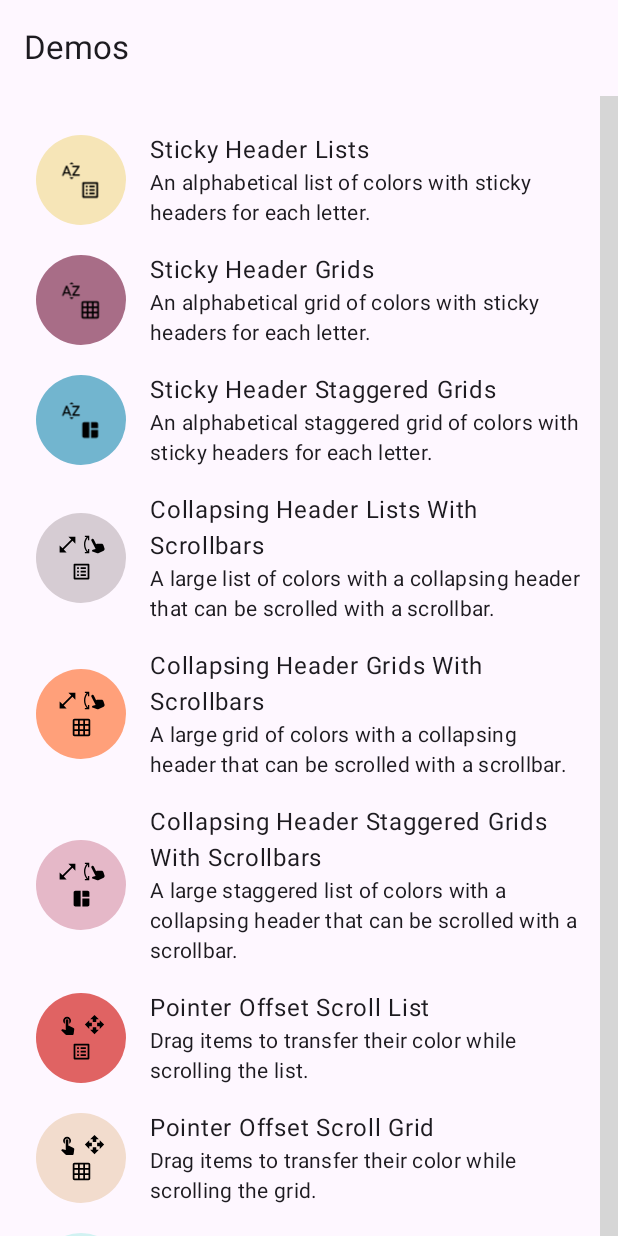
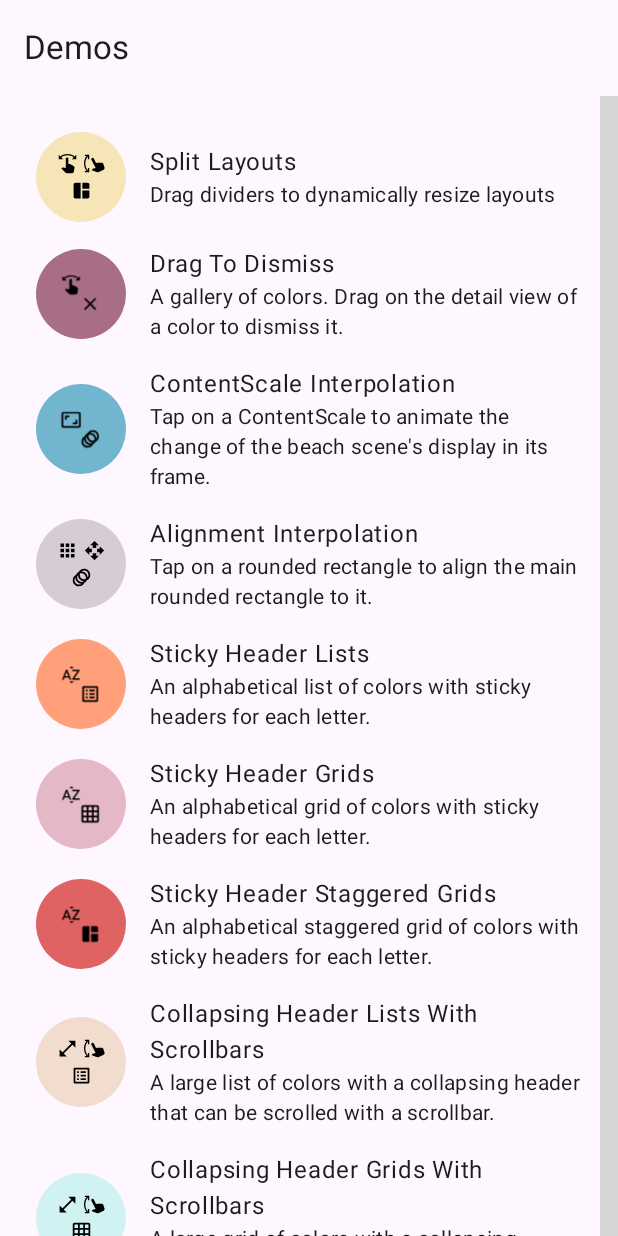
Before and after one commit to tunjid/composables, an Android app built with Jetpack Compose: the screen it shows after launch (MainActivity), on a phone screen of 412 x 824 dp. Run offline under Robolectric (Android 15) with nearby library versions, the phone set to English and light mode, and no system bars; libraries missing offline, so code that uses them is left out: com.tunjid.composables; 3 statements that could not run were skipped; grey boxes are pictures that could not be loaded.

Commit message:
Add SplitLayout

```diff
--- a/library/composables/src/commonMain/kotlin/com/tunjid/composables/lazy/grid/Indices.kt
+++ b/library/composables/src/commonMain/kotlin/com/tunjid/composables/lazy/grid/Indices.kt
@@ -21,7 +21,7 @@ import androidx.compose.foundation.lazy.grid.LazyGridItemInfo
 import androidx.compose.foundation.lazy.grid.LazyGridState
 import androidx.compose.runtime.LaunchedEffect
 import com.tunjid.composables.lazy.interpolatedFirstItemIndex
-import com.tunjid.composables.scrollbars.valueOf
+import com.tunjid.composables.valueOf
 
 /**
  * Linearly interpolates the index for the first item to smoothly match the
--- a/library/composables/src/commonMain/kotlin/com/tunjid/composables/lazy/staggeredgrid/Indices.kt
+++ b/library/composables/src/commonMain/kotlin/com/tunjid/composables/lazy/staggeredgrid/Indices.kt
@@ -20,7 +20,7 @@ import androidx.compose.foundation.lazy.staggeredgrid.LazyStaggeredGridItemInfo
 import androidx.compose.foundation.lazy.staggeredgrid.LazyStaggeredGridState
 import androidx.compose.runtime.LaunchedEffect
 import com.tunjid.composables.lazy.interpolatedFirstItemIndex
-import com.tunjid.composables.scrollbars.valueOf
+import com.tunjid.composables.valueOf
 
 /**
  * Linearly interpolates the index for the first item to smoothly match the
--- a/library/composables/src/commonMain/kotlin/com/tunjid/composables/pointeroffsetscroll/PointerOffsetScroll.kt
+++ b/library/composables/src/commonMain/kotlin/com/tunjid/composables/pointeroffsetscroll/PointerOffsetScroll.kt
@@ -14,7 +14,7 @@ import androidx.compose.ui.Modifier
 import androidx.compose.ui.geometry.Offset
 import androidx.compose.ui.layout.boundsInRoot
 import androidx.compose.ui.layout.onPlaced
-import com.tunjid.composables.scrollbars.valueOf
+import com.tunjid.composables.valueOf
 import kotlinx.coroutines.delay
 
 /**
--- a/library/composables/src/commonMain/kotlin/com/tunjid/composables/scrollbars/scrollable/grid/ScrollbarState.kt
+++ b/library/composables/src/commonMain/kotlin/com/tunjid/composables/scrollbars/scrollable/grid/ScrollbarState.kt
@@ -32,7 +32,7 @@ import com.tunjid.composables.scrollbars.ScrollbarState
 import com.tunjid.composables.scrollbars.scrollable.rememberScrollbarThumbMover
 import com.tunjid.composables.scrollbars.scrollable.sumOf
 import com.tunjid.composables.scrollbars.scrollbarStateValue
-import com.tunjid.composables.scrollbars.valueOf
+import com.tunjid.composables.valueOf
 import kotlinx.coroutines.flow.distinctUntilChanged
 import kotlinx.coroutines.flow.filterNotNull
 import kotlin.math.min
--- a/library/composables/src/commonMain/kotlin/com/tunjid/composables/scrollbars/scrollable/staggeredgrid/ScrollbarState.kt
+++ b/library/composables/src/commonMain/kotlin/com/tunjid/composables/scrollbars/scrollable/staggeredgrid/ScrollbarState.kt
@@ -32,7 +32,7 @@ import com.tunjid.composables.scrollbars.ScrollbarState
 import com.tunjid.composables.scrollbars.scrollable.rememberScrollbarThumbMover
 import com.tunjid.composables.scrollbars.scrollable.sumOf
 import com.tunjid.composables.scrollbars.scrollbarStateValue
-import com.tunjid.composables.scrollbars.valueOf
+import com.tunjid.composables.valueOf
 import kotlinx.coroutines.flow.distinctUntilChanged
 import kotlinx.coroutines.flow.filterNotNull
 import kotlin.math.min
--- a/sample/common/src/commonMain/kotlin/com/tunjid/demo/common/app/demos/DemoSelectionScreen.kt
+++ b/sample/common/src/commonMain/kotlin/com/tunjid/demo/common/app/demos/DemoSelectionScreen.kt
@@ -12,12 +12,14 @@ import androidx.compose.foundation.layout.PaddingValues
 import androidx.compose.foundation.layout.Row
 import androidx.compose.foundation.layout.fillMaxHeight
 import androidx.compose.foundation.layout.fillMaxSize
+import androidx.compose.foundation.layout.fillMaxWidth
 import androidx.compose.foundation.layout.padding
 import androidx.compose.foundation.layout.size
 import androidx.compose.foundation.layout.width
-import androidx.compose.foundation.lazy.LazyColumn
-import androidx.compose.foundation.lazy.items
-import androidx.compose.foundation.lazy.rememberLazyListState
+import androidx.compose.foundation.lazy.grid.GridCells
+import androidx.compose.foundation.lazy.grid.LazyVerticalGrid
+import androidx.compose.foundation.lazy.grid.items
+import androidx.compose.foundation.lazy.grid.rememberLazyGridState
 import androidx.compose.foundation.shape.RoundedCornerShape
 import androidx.compose.material3.Icon
 import androidx.compose.material3.MaterialTheme
@@ -29,12 +31,12 @@ import androidx.compose.ui.Modifier
 import androidx.compose.ui.draw.rotate
 import androidx.compose.ui.graphics.Color
 import androidx.compose.ui.unit.dp
-import com.tunjid.composables.scrollbars.scrollable.list.rememberBasicScrollbarThumbMover
-import com.tunjid.composables.scrollbars.scrollable.list.scrollbarState
+import com.tunjid.composables.scrollbars.scrollable.grid.rememberBasicScrollbarThumbMover
+import com.tunjid.composables.scrollbars.scrollable.grid.scrollbarState
 import com.tunjid.demo.common.app.demos.utilities.DemoTopAppBar
 import com.tunjid.demo.common.app.demos.utilities.FastScrollbar
+import com.tunjid.demo.common.app.demos.utilities.pastelColors
 import com.tunjid.demo.common.ui.Screen
-import com.tunjid.demo.common.app.demos.utilities.pastelColors
 
 @Composable
 fun DemoSelectionScreen(
@@ -42,8 +44,8 @@ fun DemoSelectionScreen(
     screens: List<Screen>,
     onScreenSelected: (Screen) -> Unit
 ) {
-    val listState = rememberLazyListState()
-    val scrollbarState = listState.scrollbarState(
+    val gridState = rememberLazyGridState()
+    val scrollbarState = gridState.scrollbarState(
         itemsAvailable = screens.size
     )
 
@@ -56,12 +58,13 @@ fun DemoSelectionScreen(
         Box(
             modifier = Modifier.fillMaxSize()
         ) {
-            LazyColumn(
-                state = listState,
+            LazyVerticalGrid(
+                state = gridState,
                 contentPadding = PaddingValues(
                     horizontal = 8.dp,
                     vertical = 16.dp,
                 ),
+                columns = GridCells.Adaptive(400.dp),
                 modifier = Modifier.fillMaxSize()
             ) {
                 items(
@@ -70,7 +73,7 @@ fun DemoSelectionScreen(
                         DemoScreenItem(
                             screen = screen,
                             modifier = Modifier
-                                .fillParentMaxWidth()
+                                .fillMaxWidth()
                                 .padding(
                                     vertical = 8.dp,
                                     horizontal = 16.dp,
@@ -86,9 +89,9 @@ fun DemoSelectionScreen(
                     .width(12.dp)
                     .align(Alignment.TopEnd),
                 state = scrollbarState,
-                scrollInProgress = listState.isScrollInProgress,
+                scrollInProgress = gridState.isScrollInProgress,
                 orientation = Orientation.Vertical,
-                onThumbMoved = listState.rememberBasicScrollbarThumbMover()
+                onThumbMoved = gridState.rememberBasicScrollbarThumbMover()
             )
         }
     }
--- a/sample/common/src/commonMain/kotlin/com/tunjid/demo/common/ui/App.kt
+++ b/sample/common/src/commonMain/kotlin/com/tunjid/demo/common/ui/App.kt
@@ -36,6 +36,7 @@ import com.tunjid.demo.common.app.demos.LazyStickyHeaderStaggeredGridDemoScreen
 import com.tunjid.demo.common.app.demos.PointerOffsetLazyGridDemoScreen
 import com.tunjid.demo.common.app.demos.PointerOffsetLazyListDemoScreen
 import com.tunjid.demo.common.app.demos.PointerOffsetLazyStaggeredGridDemoScreen
+import com.tunjid.demo.common.app.demos.SplitLayoutDemoScreen
 
 @Composable
 fun App() {
@@ -112,6 +113,11 @@ fun App() {
                     screen = currentScreen,
                     onBackPressed = pop,
                 )
+
+                Screen.SplitLayoutDemoScreen -> SplitLayoutDemoScreen(
+                    screen = currentScreen,
+                    onBackPressed = pop,
+                )
             }
         }
     }
--- a/sample/common/src/commonMain/kotlin/com/tunjid/demo/common/ui/Screen.kt
+++ b/sample/common/src/commonMain/kotlin/com/tunjid/demo/common/ui/Screen.kt
@@ -25,6 +25,40 @@ enum class Screen(
         title = "Demos",
         description = "A list of the demos in the app.",
         icons = listOf(Icons.Default.TouchApp),
+    ),
+    SplitLayoutDemoScreen(
+        title = "Split Layouts",
+        description = "Drag dividers to dynamically resize layouts",
+        icons = listOf(
+            Icons.Default.Swipe,
+            Icons.Default.SwipeVertical,
+            Icons.Default.SpaceDashboard,
+        ),
+    ),
+    DragToDismissDemoScreen(
+        title = "Drag To Dismiss",
+        description = "A gallery of colors. Drag on the detail view of a color to dismiss it.",
+        icons = listOf(
+            Icons.Default.Swipe,
+            Icons.Default.Close,
+        ),
+    ),
+    ContentScaleInterpolationDemoScreen(
+        title = "ContentScale Interpolation",
+        description = "Tap on a ContentScale to animate the change of the beach scene's display in its frame.",
+        icons = listOf(
+            Icons.Default.AspectRatio,
+            Icons.Default.Animation,
+        ),
+    ),
+    AlignmentInterpolationDemoScreen(
+        title = "Alignment Interpolation",
+        description = "Tap on a rounded rectangle to align the main rounded rectangle to it.",
+        icons = listOf(
+            Icons.Default.Apps,
+            Icons.Default.OpenWith,
+            Icons.Default.Animation,
+        ),
     ),
     LazyStickyHeaderListDemoScreen(
         title = "Sticky Header Lists",
@@ -104,29 +138,4 @@ enum class Screen(
             Icons.Default.SpaceDashboard,
         ),
     ),
-    DragToDismissDemoScreen(
-        title = "Drag To Dismiss",
-        description = "A gallery of colors. Drag on the detail view of a color to dismiss it.",
-        icons = listOf(
-            Icons.Default.Swipe,
-            Icons.Default.Close,
-        ),
-    ),
-    AlignmentInterpolationDemoScreen(
-        title = "Alignment Interpolation",
-        description = "Tap on a rounded rectangle to align the main rounded rectangle to it.",
-        icons = listOf(
-            Icons.Default.Apps,
-            Icons.Default.OpenWith,
-            Icons.Default.Animation,
-        ),
-    ),
-    ContentScaleInterpolationDemoScreen(
-        title = "ContentScale Interpolation",
-        description = "Tap on a ContentScale to animate the change of the beach scene's display in its frame.",
-        icons = listOf(
-            Icons.Default.AspectRatio,
-            Icons.Default.Animation,
-        ),
-    ),
 }
```
Also changed, not shown: library/composables/src/commonMain/kotlin/com/tunjid/composables/Utilities.kt (added, +39 -0 lines), library/composables/src/commonMain/kotlin/com/tunjid/composables/collapsingheader/CollapsingHeaderState.kt (+10 -0 lines), library/composables/src/commonMain/kotlin/com/tunjid/composables/scrollbars/ScrollbarState.kt (+1 -27 lines), library/composables/src/commonMain/kotlin/com/tunjid/composables/splitlayout/SplitLayout.kt (added, +234 -0 lines), sample/common/src/commonMain/kotlin/com/tunjid/demo/common/app/demos/SplitLayoutDemoScreen.kt (added, +149 -0 lines).
